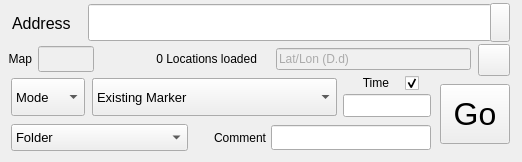
Qt form sartopo_address.ui (ncssar/sartopo_address) before a commit.
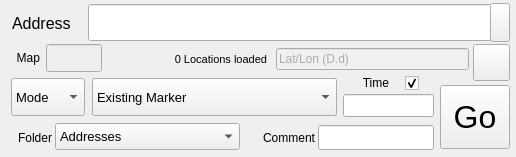
The same form after that commit. Icons and pictures are not drawn. Custom widgets are drawn as their Qt base class.

Commit message:
fix #33, fix #34; several GUI and behavior imrpovements
- fix #33, fix #34: improve combo box population and selection behavior especially when changing maps
- improve comment and timestamp behavior options when moving existing marker
- allow selectable marker file location, and remember in .rc file
- STSFeatureComboBox: add getItems and getTexts; add header handling

```diff
--- a/sartopo_address.ui
+++ b/sartopo_address.ui
@@ -6,8 +6,8 @@
    <rect>
     <x>0</x>
     <y>0</y>
-    <width>522</width>
-    <height>162</height>
+    <width>516</width>
+    <height>157</height>
    </rect>
   </property>
   <property name="windowTitle">
@@ -37,10 +37,15 @@
     <rect>
      <x>276</x>
      <y>48</y>
-     <width>195</width>
+     <width>193</width>
      <height>22</height>
     </rect>
    </property>
+   <property name="font">
+    <font>
+     <family>Segoe UI</family>
+    </font>
+   </property>
    <property name="focusPolicy">
     <enum>Qt::NoFocus</enum>
    </property>
@@ -80,10 +85,16 @@
     <rect>
      <x>96</x>
      <y>49</y>
-     <width>161</width>
+     <width>171</width>
      <height>20</height>
     </rect>
    </property>
+   <property name="font">
+    <font>
+     <family>Segoe UI</family>
+     <pointsize>8</pointsize>
+    </font>
+   </property>
    <property name="text">
     <string>0 Locations loaded</string>
    </property>
@@ -94,10 +105,10 @@
   <widget class="QPushButton" name="optionsButton">
    <property name="geometry">
     <rect>
-     <x>478</x>
+     <x>473</x>
      <y>44</y>
-     <width>32</width>
-     <height>32</height>
+     <width>37</width>
+     <height>37</height>
     </rect>
    </property>
    <property name="font">
@@ -276,10 +287,10 @@
    </property>
    <property name="geometry">
     <rect>
-     <x>38</x>
-     <y>46</y>
+     <x>46</x>
+     <y>44</y>
      <width>56</width>
-     <height>26</height>
+     <height>28</height>
     </rect>
    </property>
    <property name="font">
@@ -297,12 +308,18 @@
   <widget class="QLabel" name="label_4">
    <property name="geometry">
     <rect>
-     <x>0</x>
-     <y>50</y>
+     <x>8</x>
+     <y>49</y>
      <width>32</width>
      <height>18</height>
     </rect>
    </property>
+   <property name="font">
+    <font>
+     <family>Segoe UI</family>
+     <pointsize>9</pointsize>
+    </font>
+   </property>
    <property name="text">
     <string>Map</string>
    </property>
@@ -314,9 +331,9 @@
    <property name="geometry">
     <rect>
      <x>440</x>
-     <y>84</y>
+     <y>85</y>
      <width>70</width>
-     <height>60</height>
+     <height>64</height>
     </rect>
    </property>
    <property name="font">
@@ -422,7 +439,7 @@
     <rect>
      <x>343</x>
      <y>94</y>
-     <width>88</width>
+     <width>91</width>
      <height>23</height>
     </rect>
    </property>
@@ -514,9 +531,9 @@
    </property>
    <property name="geometry">
     <rect>
-     <x>11</x>
-     <y>124</y>
-     <width>177</width>
+     <x>55</x>
+     <y>123</y>
+     <width>185</width>
      <height>27</height>
     </rect>
    </property>
@@ -543,16 +560,16 @@
    </property>
    <item>
     <property name="text">
-     <string>Folder</string>
+     <string>Addresses</string>
     </property>
    </item>
   </widget>
   <widget class="QLineEdit" name="commentField">
    <property name="geometry">
     <rect>
-     <x>271</x>
+     <x>318</x>
      <y>125</y>
-     <width>160</width>
+     <width>116</width>
      <height>25</height>
     </rect>
    </property>
@@ -560,10 +577,10 @@
   <widget class="QLabel" name="label_5">
    <property name="geometry">
     <rect>
-     <x>196</x>
-     <y>127</y>
-     <width>70</width>
-     <height>22</height>
+     <x>244</x>
+     <y>124</y>
+     <width>71</width>
+     <height>27</height>
     </rect>
    </property>
    <property name="font">
@@ -579,6 +596,28 @@
     <set>Qt::AlignRight|Qt::AlignTrailing|Qt::AlignVCenter</set>
    </property>
   </widget>
+  <widget class="QLabel" name="folderLabel">
+   <property name="geometry">
+    <rect>
+     <x>4</x>
+     <y>125</y>
+     <width>48</width>
+     <height>25</height>
+    </rect>
+   </property>
+   <property name="font">
+    <font>
+     <family>Segoe UI</family>
+     <pointsize>9</pointsize>
+    </font>
+   </property>
+   <property name="text">
+    <string>Folder</string>
+   </property>
+   <property name="alignment">
+    <set>Qt::AlignRight|Qt::AlignTrailing|Qt::AlignVCenter</set>
+   </property>
+  </widget>
  </widget>
  <customwidgets>
   <customwidget>
```
Left out of the diff: 6 changed lines with no effect on the pictures. The commit also changes 6 other files.
